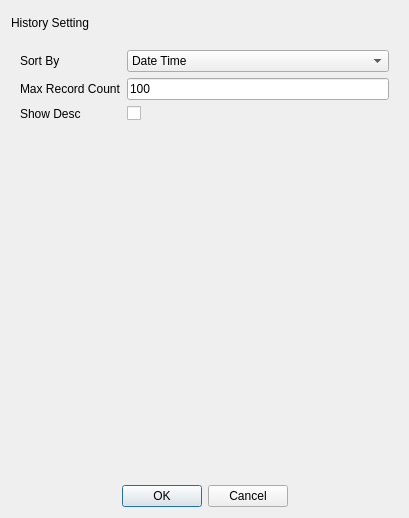
Old version of the form src/home_page/HistorySettingDialog.ui in the repository hanjingo/rag-qt.
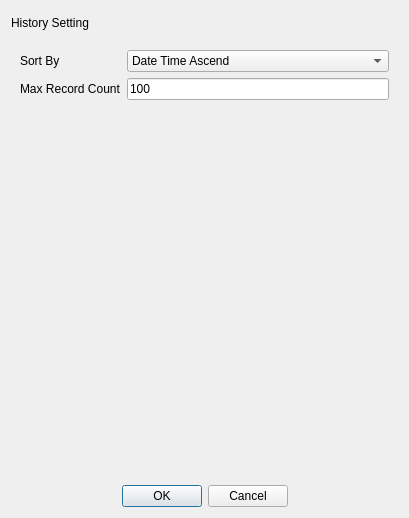
New version of the form.

Commit message: model setting save

```diff
--- a/src/home_page/HistorySettingDialog.ui
+++ b/src/home_page/HistorySettingDialog.ui
@@ -59,7 +59,7 @@
         </property>
         <item>
          <property name="text">
-          <string>Date Time</string>
+          <string>Date Time Ascend</string>
          </property>
         </item>
         <item>
@@ -98,26 +98,6 @@
         </property>
        </widget>
       </item>
-      <item row="2" column="0">
-       <widget class="QLabel" name="lblShowDesc">
-        <property name="font">
-         <font>
-          <italic>false</italic>
-          <bold>false</bold>
-         </font>
-        </property>
-        <property name="text">
-         <string>Show Desc</string>
-        </property>
-       </widget>
-      </item>
-      <item row="2" column="1">
-       <widget class="QCheckBox" name="checkShowDesc">
-        <property name="text">
-         <string/>
-        </property>
-       </widget>
-      </item>
      </layout>
     </widget>
    </item>
```
Left out of the diff: 4 changed lines with no effect on the pictures. The commit also changes 6 other files.
